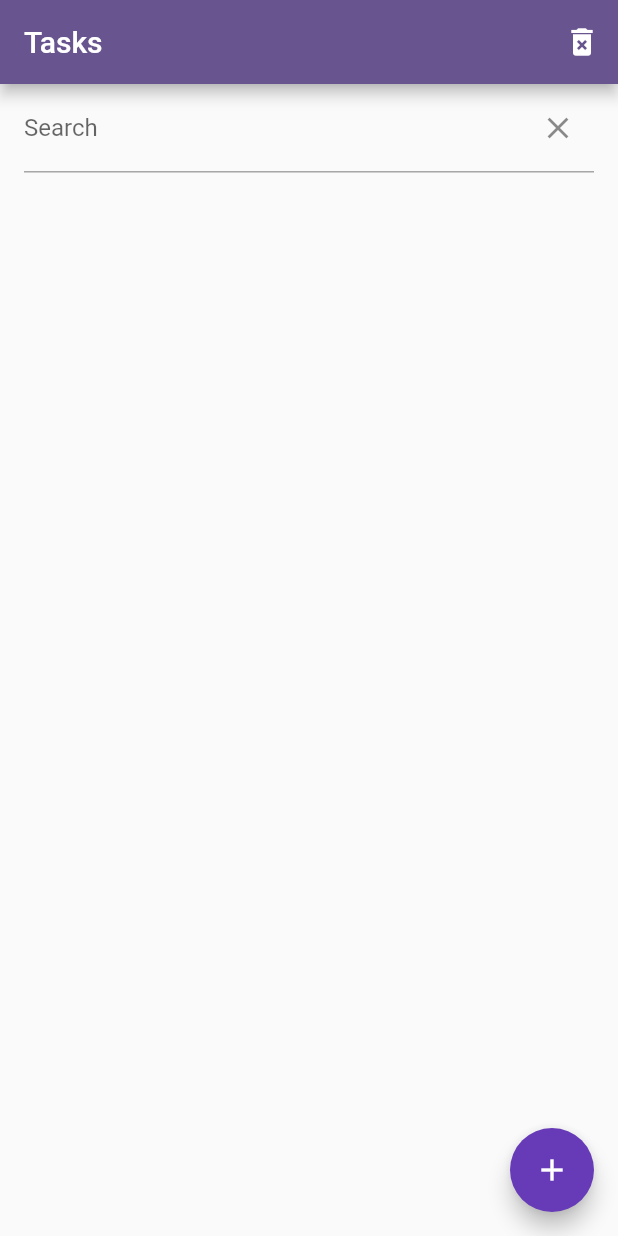
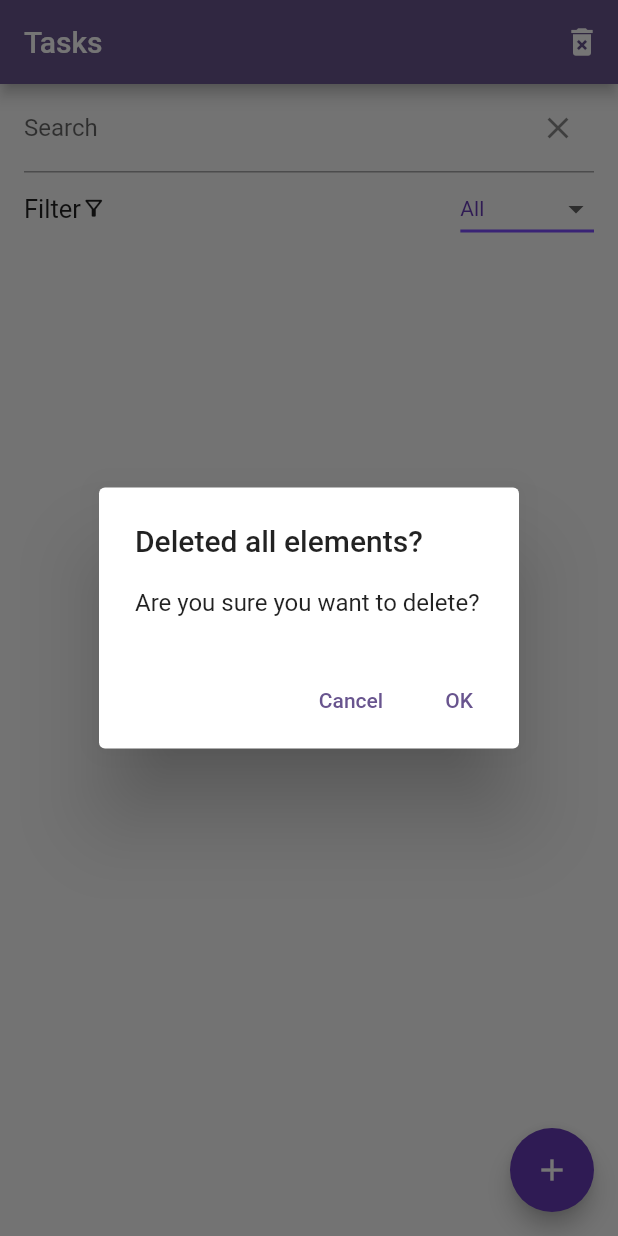
Before and after one commit to timurIsakov/todo_hive, a Flutter app: the screen it shows after launch, after a tap on the "delete forever" icon, on a phone screen of 412 x 824 dp. Run offline on Flutter 3.47's test engine with Material 2 defaults, Android fonts, the phone set to English and light mode, and no system bars; drawn by our look-alikes of keyboard_dismisser; our stand-ins replace easy_localization, hive_flutter; accounts and stored records are empty.

```diff
--- a/lib/core/entity/task_entity.dart
+++ b/lib/core/entity/task_entity.dart
@@ -34,4 +34,9 @@ class TaskEntity {
 
     return data;
   }
+
+  @override
+  String toString() {
+    return "id: $id, title: $title, description: $description";
+  }
 }
--- a/lib/core/utils/dialogs_helper.dart
+++ b/lib/core/utils/dialogs_helper.dart
@@ -28,4 +28,32 @@ class DialogsHelper{
 
         },);
   }
+
+  static Future<bool?> deleteAll(BuildContext context){
+    return showDialog(
+      context: context,
+      barrierDismissible: false,
+      builder: (context) {
+        return AlertDialog(
+          title: const Text('Deleted all elements?'),
+          content: const Text('Are you sure you want to delete?'),
+          actions: <Widget>[
+            TextButton(
+              onPressed: () {
+                Navigator.pop(context, false);
+              },
+              child: const Text('Cancel'),
+            ),
+            TextButton(
+              onPressed: () {
+                Navigator.pop(context, true);
+              },
+              child: const Text('OK'),
+            ),
+          ],
+        );
+
+
+      },);
+  }
 }
--- a/lib/screens/home_screen.dart
+++ b/lib/screens/home_screen.dart
@@ -16,6 +16,13 @@ class HomeScreen extends StatefulWidget {
 
 class _HomeScreenState extends State<HomeScreen> {
   final TextEditingController _textEditingController = TextEditingController();
+
+  String dropdownValue = 'All';
+  List<String> list = <String>[
+    'New tasks',
+    'Old tasks',
+    'All',
+  ];
 
   List<TaskEntity> listOfTasks = [];
 
@@ -48,23 +55,15 @@ class _HomeScreenState extends State<HomeScreen> {
   }
 
   _onSearch(String text) async {
-    if (_textEditingController.text.isEmpty) {
-      listOfTasks = await TaskLocalApi.getAll();
-      setState(() {});
-      return;
-    }
-    List<TaskEntity> filterList = [];
-    for (var element in listOfTasks) {
-      if (element.title == _textEditingController.text) {
-        filterList.add(element);
-      }
-    }
     listOfTasks.clear();
-    listOfTasks = filterList;
+    listOfTasks = await TaskLocalApi.search(text);
     setState(() {});
   }
 
-  _onCreateTask(String title, String description) async {
+  _onCreateTask(
+    String title,
+    String description,
+  ) async {
     final epochStart = DateTime.now().millisecondsSinceEpoch;
     final TaskEntity entity = TaskEntity(
         id: epochStart.toString(),
@@ -80,10 +79,18 @@ class _HomeScreenState extends State<HomeScreen> {
   }
 
   _onDeleteAll() async {
-    final isDeleted = await TaskLocalApi.deleteAll();
-    if (isDeleted) {
+    final result = await DialogsHelper.deleteAll(context);
+    if (result!) {
+      await TaskLocalApi.deleteAll();
+
       _onRefreshData();
     }
+  }
+
+  _onFilterTasks(int indexOfSelect) async {
+    listOfTasks.clear();
+    listOfTasks = await TaskLocalApi.getFilter(indexOfSelect);
+    setState(() {});
   }
 
   @override
@@ -114,6 +121,7 @@ class _HomeScreenState extends State<HomeScreen> {
                     }
                   },
                   onSubmitted: (String text) {
+                    print("Call function 'onSearch'");
                     _onSearch(text);
                   },
                   decoration: InputDecoration(
@@ -126,7 +134,39 @@ class _HomeScreenState extends State<HomeScreen> {
                     ),
                     labelText: "Search",
                   )),
-              const SizedBox(height: 10),
+              Row(
+                children: [
+                  const Text("Filter", style: TextStyle(fontSize: 17)),
+                  const Icon(
+                    Icons.filter_alt_outlined,
+                    size: 17,
+                  ),
+                  const Spacer(),
+                  DropdownButton<String>(
+                    value: dropdownValue,
+                    icon: const Icon(Icons.arrow_drop_down),
+                    elevation: 20,
+                    style: const TextStyle(color: Colors.deepPurple),
+                    underline: Container(
+                      height: 2,
+                      color: Colors.deepPurpleAccent,
+                    ),
+                    onChanged: (String? value) {
+                      setState(() {
+                        dropdownValue = value!;
+                      });
+                      _onFilterTasks(list.indexOf(value!));
+                    },
+                    items: list.map<DropdownMenuItem<String>>((String value) {
+                      return DropdownMenuItem<String>(
+                        value: value,
+                        child: Text(value),
+                      );
+                    }).toList(),
+                  ),
+                ],
+              ),
+              const SizedBox(height: 5),
               Expanded(
                 child: ListView.builder(
                   itemCount: listOfTasks.length,
@@ -135,7 +175,7 @@ class _HomeScreenState extends State<HomeScreen> {
                     return Padding(
                       padding: const EdgeInsets.only(top: 15),
                       child: GestureDetector(
-                          onTap: ()  {
+                          onTap: () {
                             print("Call function onDeleteTask");
                             _onDeleteTask(entity);
                           },
--- a/lib/widgets/task_card_widget.dart
+++ b/lib/widgets/task_card_widget.dart
@@ -26,7 +26,7 @@ class TaskCardWidget extends StatelessWidget {
             mainAxisAlignment: MainAxisAlignment.spaceBetween,
             children: [
               Text(entity.title),
-              Text(DateFormat('dd-MM-yyyy – kk:mm').format(entity.date))
+              Text(DateFormat('dd-MM-yyyy | kk:mm').format(entity.date))
             ],
           ),
           const Divider(),
--- a/pubspec.yaml
+++ b/pubspec.yaml
@@ -39,6 +39,7 @@ dependencies:
   easy_localization: ^3.0.3
   hive_flutter: ^1.1.0
   intl: ^0.18.1
+  lottie: ^2.7.0
 
 dev_dependencies:
   flutter_test:
```
Also changed, not shown: assets/lottie/null_elements_animation.json (added, +1 -0 lines), lib/core/local_api/task_local_api.dart (+37 -1 lines), lib/core/utils/date_time_helper.dart (added, +28 -0 lines), lib/screens/add_task_screen.dart (+10 -5 lines), lib/widgets/date_time_picker_widget.dart (added, +44 -0 lines), pubspec.lock.
